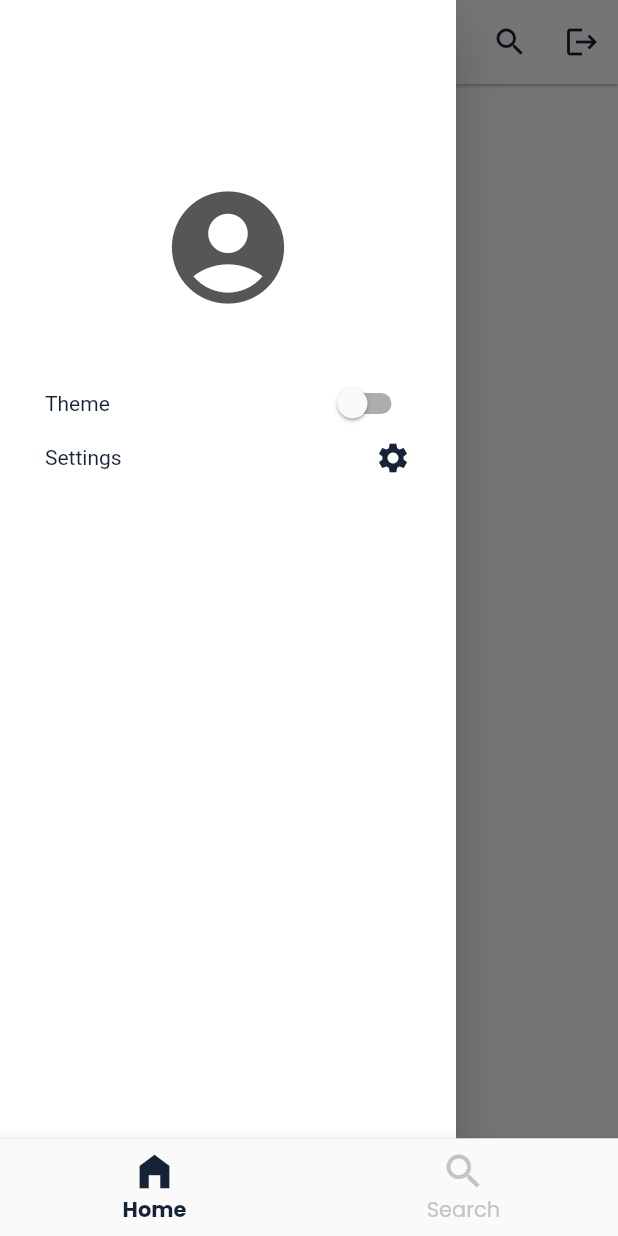
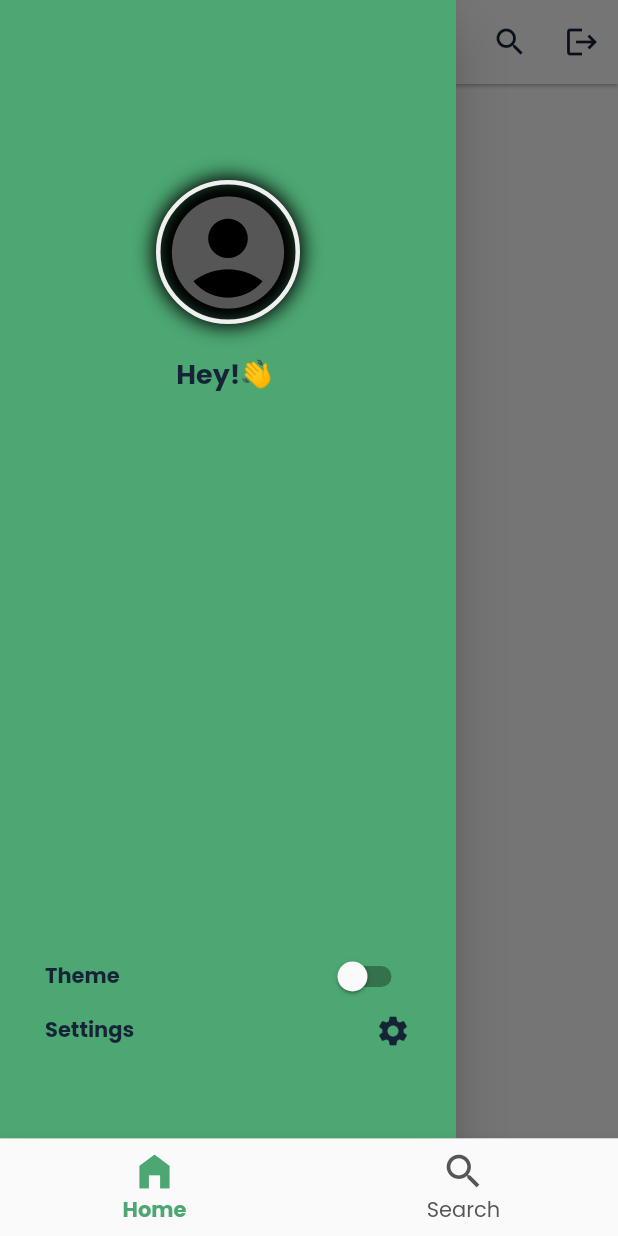
Before and after one commit to Xclusivecyborg/Bet_bunker, a Flutter app: the IndexScreen screen opened by its route, in the side drawer, after a tap on the "menu" icon, on a phone screen of 412 x 824 dp. Run offline on Flutter 3.47's test engine with Material 2 defaults, Android fonts, the light colour scheme and no system bars; our stand-ins replace cloud_firestore, firebase_auth, firebase_core, firebase_storage, google_fonts, google_sign_in and 5 more; accounts and stored records are empty; network calls fail; Roboto replaces fonts that are missing (Spinnaker).

Commit message:
Ui improvements

```diff
--- a/lib/app/services/firestore_service.dart
+++ b/lib/app/services/firestore_service.dart
@@ -14,10 +14,10 @@ class FirestoreService {
     return _instance!;
   }
 
-  Future<QuerySnapshot<Map<String, dynamic>>>? getUSersByUsername(
-      {required String? username}) {
+  Future<QuerySnapshot<Map<String, dynamic>>?>? getUSersByUsername(
+      {required String? username}) async {
     try {
-      final snapshots = _fireStore!
+      final snapshots = await _fireStore!
           .collection('users')
           .where('userName', isLessThanOrEqualTo: username)
           .get();
--- a/lib/utils/storage_keys.dart
+++ b/lib/utils/storage_keys.dart
@@ -1,4 +1,5 @@
 class StorageKeys {
+  static const themePref = "THEME_PREF";
   static const token = 'CURRENT_SESSION_TOKEN';
   static const isLoggedIn = 'IS_LOGGED_IN';
   static const registered = 'IS_LOGGED_IN';
--- a/lib/view/chatView/chat_view_screen_viewmodel.dart
+++ b/lib/view/chatView/chat_view_screen_viewmodel.dart
@@ -55,6 +55,19 @@ class ChatViewModel extends BaseViewModel {
 //onModelReady is Similar to initState in a stateful widget
   void initialise() {
     getUsers();
+    getUserDetails();
+  }
+
+  void getUserDetails() async {
+    await _fireStore.getUSerDetails(userId).then((value) {
+    String  userUsername = value!['userName'];
+     String photoLink = value['photoUrl'];
+
+      _storage.setString(StorageKeys.username, userUsername);
+      _storage.setString(StorageKeys.photoUrl, photoLink);
+    });
+    log.e(currentUsername);
+    notifyListeners();
   }
 
 // Pick Image with Image picker on device
@@ -177,25 +190,23 @@ class ChatViewModel extends BaseViewModel {
     return newSnapshot;
   }
 
-
 //This gets users via the onchanged function of the textfield
   void getUSersForOnchangedFunction() async {
     await _fireStore
         .getUSersByUsername(username: searchResults.text)!
         .then((value) {
-      snapshot = value.docs;
+      snapshot = value!.docs;
     });
     notifyListeners();
   }
 
 //THis gets the list of all users using the application
   void getUsersByUsername({String? val}) async {
-    _fireStore.getUSersByUsername(username: val)!.then((value) {
-      snapshot = value.docs;
+   await  _fireStore.getUSersByUsername(username: val)!.then((value) {
+      snapshot = value!.docs;
     });
     notifyListeners();
   }
-
 
   /////Method to create a chatroom for 2 users each
   void createChatRoom({@required String? friendUsername}) {
@@ -229,8 +240,6 @@ class ChatViewModel extends BaseViewModel {
       return "$a _$b";
     }
   }
-
-
 
 //Navigate to the chat screen
   void naviagteToChatScreen(
--- a/lib/view/chatView/chat_view_search_screen.dart
+++ b/lib/view/chatView/chat_view_search_screen.dart
@@ -14,6 +14,7 @@ class SearchScreen extends StatelessWidget {
   @override
   Widget build(BuildContext context) {
     return ViewModelBuilder<ChatViewModel>.reactive(
+      onModelReady: (model) => model.initialise(),
       viewModelBuilder: () => ChatViewModel(),
       builder: (ctx, model, child) => Scaffold(
         backgroundColor: model.isWhite ? AppColors.naveyBlue : AppColors.white,
@@ -22,7 +23,7 @@ class SearchScreen extends StatelessWidget {
           backgroundColor:
               model.isWhite ? AppColors.naveyBlue : AppColors.white,
           title: CustomTextField(
-            autofocus: true,
+            autofocus: false,
             hintText: 'Search in chat',
             controller: model.searchResults,
             height: 40,
@@ -43,9 +44,10 @@ class SearchScreen extends StatelessWidget {
         body: model.snapshot == null
             ? const Center(child: CircularProgressIndicator())
             : Padding(
-                padding: const EdgeInsets.only(top: 15.0),
+                padding: const EdgeInsets.only(top: 40.0),
                 child: SingleChildScrollView(
                   child: ListView.separated(
+                    reverse: true,
                     separatorBuilder: (context, index) => const Divider(
                       thickness: 2,
                     ),
--- a/lib/widgets/bottom_nav_bar.dart
+++ b/lib/widgets/bottom_nav_bar.dart
@@ -59,9 +59,9 @@ class _IndexScreenState extends State<IndexScreen> {
             },
             currentIndex: selectedIndex,
             iconSize: 30,
-              selectedItemColor: AppColors.naveyBlue,
+            selectedItemColor: AppColors.myGreen,
             showUnselectedLabels: true,
-              unselectedItemColor: AppColors.myLightGrey,
+            unselectedItemColor: AppColors.myDarkGrey,
             items: const [
               BottomNavigationBarItem(
                 backgroundColor: AppColors.white,
@@ -78,6 +78,7 @@ class _IndexScreenState extends State<IndexScreen> {
             ],
           ),
         );
-        });
+      },
+    );
   }
 }
--- a/lib/widgets/drawer.dart
+++ b/lib/widgets/drawer.dart
@@ -16,14 +16,34 @@ class AppDrawer extends StatelessWidget {
 
   @override
   Widget build(BuildContext context) {
-    return  ViewModelBuilder<ChatViewModel>.reactive(viewModelBuilder: () => ChatViewModel(), builder: (ctx, model, child) => Drawer(
+    return ViewModelBuilder<ChatViewModel>.reactive(
+        viewModelBuilder: () => ChatViewModel(),
+        builder: (ctx, model, child) => Drawer(
               child: Container(
-        color: model.isWhite ? AppColors.naveyBlue : AppColors.white,
+                decoration: BoxDecoration(
+                  color:
+                      model.isWhite ? AppColors.naveyBlue : AppColors.myGreen,
+                ),
                 child: Padding(
-          padding: const EdgeInsets.fromLTRB(15.0, 100, 15.0, 15.0),
+                  padding: const EdgeInsets.fromLTRB(15.0, 100, 15.0, 45.0),
                   child: Column(
+                    mainAxisAlignment: MainAxisAlignment.spaceBetween,
+                    children: [
+                      Column(
                         children: [
                           const ProfileAvatar(),
+                          Text(
+                            'Hey!👋 ${model.currentUsername!}',
+                            style: GoogleFonts.poppins(
+                              color: model.isWhite
+                                  ? AppColors.myGreen
+                                  : AppColors.naveyBlue,
+                              fontSize: 18,
+                              fontWeight: FontWeight.bold,
+                            ),
+                          ),
+                        ],
+                      ),
                       ListView.builder(
                         padding: const EdgeInsets.all(15),
                         itemCount: listChoices.length,
@@ -35,10 +55,12 @@ class AppDrawer extends StatelessWidget {
                             children: [
                               Text(
                                 listChoices[index].title,
-                        style: GoogleFonts.spinnaker(
+                                style: GoogleFonts.poppins(
                                   color: model.isWhite
                                       ? AppColors.myGreen
                                       : AppColors.naveyBlue,
+                                  fontSize: 14,
+                                  fontWeight: FontWeight.bold,
                                 ),
                               ),
                               listChoices[index].icon,
@@ -50,6 +72,6 @@ class AppDrawer extends StatelessWidget {
                   ),
                 ),
               ),
-    ))  ;
+            ));
   }
 }
--- a/lib/widgets/profile/profile_image_avatar.dart
+++ b/lib/widgets/profile/profile_image_avatar.dart
@@ -15,7 +15,21 @@ class ProfileAvatar extends StatelessWidget {
       builder: (ctx, model, child) => Container(
         margin: const EdgeInsets.all(20),
         child: model.photosUrl != null
-            ? ClipRRect(
+            ? Container(
+                decoration: BoxDecoration(
+                  shape: BoxShape.circle,
+                  border: Border.all(
+                    color: AppColors.whiteGrey,
+                    width: 3,
+                  ),
+                  boxShadow: const [
+                    BoxShadow(
+                      spreadRadius: 2,
+                      blurRadius: 10,
+                    ),
+                  ],
+                ),
+                child: ClipRRect(
                   borderRadius: BorderRadius.circular(55),
                   child: Image.network(
                     model.photosUrl!,
@@ -49,6 +63,7 @@ class ProfileAvatar extends StatelessWidget {
                       }
                     },
                   ),
+                ),
               )
             : const Icon(
                 Icons.account_circle,
```
Also changed, not shown: lib/view/chatView/chat_view_screen.dart (+6 -2 lines), lib/view/loginScreen/login_screen_viewmodel.dart (+3 -9 lines), lib/widgets/custom_tile.dart (+1 -6 lines). Lines whose indentation alone changed are shown as unchanged.
